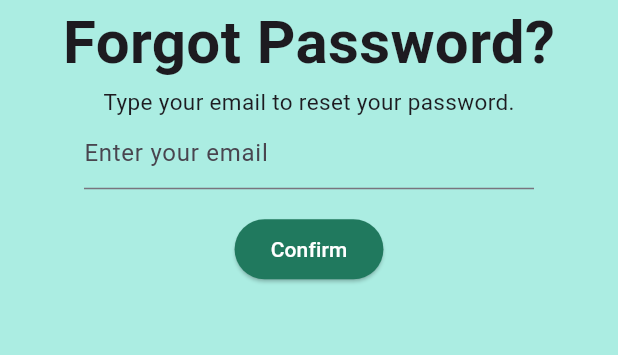
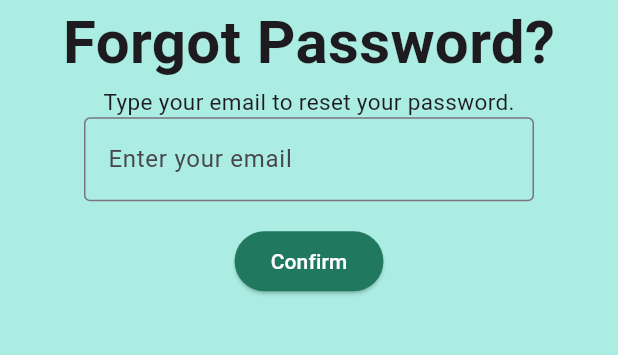
Before and after one commit to codebreaker64/Orbital, a Flutter app: the Dashboard screen opened by its route, after a tap on the "logout" icon, after a tap on "Forgot your password?", on a phone screen of 412 x 824 dp, the part 545-900 px from its top. Run offline on Flutter 3.47's test engine with Material 3 defaults, Android fonts, the phone set to English and light mode, and no system bars; our stand-ins replace audioplayers, carousel_slider, flutter_slidable, get, go_router, google_fonts and 3 more; missing offline and left inert: fluttermoji, news_api_flutter_package; accounts and stored records are empty.

Commit message:
Improver app user interface

```diff
--- a/orbital/lib/Journal/mood_tracker.dart
+++ b/orbital/lib/Journal/mood_tracker.dart
@@ -1,5 +1,4 @@
 import 'package:flutter/material.dart';
-import 'package:google_fonts/google_fonts.dart';
 
 class Moodtracker extends StatefulWidget {
   final TextEditingController controller;
@@ -135,7 +134,7 @@ class _MoodtrackerState extends State<Moodtracker> {
                   : 'Select your mood above',
               style: const TextStyle(fontSize: 18, fontStyle: FontStyle.italic),
             ),
-            SizedBox(height: 30),
+            const SizedBox(height: 30),
             Text(
               datetime == null
                   ? 'Nothing has been picked yet'
@@ -158,7 +157,7 @@ class _MoodtrackerState extends State<Moodtracker> {
                   });
                 }
               },
-              child: Text('Pick a date'),
+              child: const Text('Pick a date'),
             ),
             const Text(
               "Jot down your thoughts",
--- a/orbital/lib/Journal/moodtile.dart
+++ b/orbital/lib/Journal/moodtile.dart
@@ -84,8 +84,8 @@ class Moodtile extends StatelessWidget {
                   child: Column(
                       crossAxisAlignment: CrossAxisAlignment.center,
                       children: [
-                        Text("$date"),
-                        SizedBox(height: 10),
+                        Text(date.trim()),
+                        const SizedBox(height: 10),
                         Padding(
                             padding: const EdgeInsets.only(left: 20),
                             child: Text(
--- a/orbital/lib/meditation exercise/medex.dart
+++ b/orbital/lib/meditation exercise/medex.dart
@@ -2,7 +2,6 @@ import 'package:flutter/material.dart';
 import 'package:orbital/meditation%20exercise/respective%20pages/firstbreathing.dart';
 import 'package:orbital/meditation%20exercise/respective%20pages/secondbreathing.dart';
 import 'package:orbital/meditation%20exercise/respective%20pages/thirdbeathing.dart';
-import 'package:orbital/pages/dashboard.dart';
 
 class Medex extends StatelessWidget {
   const Medex({super.key});
--- a/orbital/lib/meditation exercise/respective pages/secondbreathing.dart
+++ b/orbital/lib/meditation exercise/respective pages/secondbreathing.dart
@@ -1,6 +1,5 @@
 import 'package:flutter/material.dart';
 import 'package:google_fonts/google_fonts.dart';
-import 'package:url_launcher/url_launcher.dart';
 
 class BreathingApp1 extends StatelessWidget {
   const BreathingApp1({super.key});
--- a/orbital/lib/meditation exercise/respective pages/thirdbeathing.dart
+++ b/orbital/lib/meditation exercise/respective pages/thirdbeathing.dart
@@ -1,7 +1,5 @@
 import 'package:flutter/material.dart';
-import 'package:flutter/widgets.dart';
 import 'package:google_fonts/google_fonts.dart';
-import 'package:url_launcher/url_launcher.dart';
 
 class BreathingApp3 extends StatelessWidget {
   const BreathingApp3({super.key});
--- a/orbital/lib/pages/dashboard.dart
+++ b/orbital/lib/pages/dashboard.dart
@@ -89,7 +89,7 @@ class _DashboardState extends State<Dashboard> {
                   ),
                 ),
                 Padding(
-                  padding: const EdgeInsets.only(top: 70.0, left: 15.0),
+                  padding: const EdgeInsets.only(top: 90.0, left: 15.0),
                   child: Text(
                     'Welcome back, $userName\nHow are you feeling today?',
                     style:
@@ -136,7 +136,10 @@ class _DashboardState extends State<Dashboard> {
                   } else if (snapshot.connectionState == ConnectionState.done) {
                     if (snapshot.hasData) {
                       return Container(
-                        color: const Color(0xFFFFFFFF),
+                        decoration: BoxDecoration(
+                          borderRadius: BorderRadius.circular(20.0),
+                          color: const Color(0xFFFFFFFF)
+                        ),
                         child: ListView.builder(
                           itemCount: snapshot.data!.length,
                           itemBuilder: (context, index) {
--- a/orbital/lib/pages/forgot_password.dart
+++ b/orbital/lib/pages/forgot_password.dart
@@ -39,14 +39,15 @@ class _ForgotPasswordState extends State<ForgotPassword> {
                 child: TextFormField(
                   controller: emailController,
                   decoration: const InputDecoration(
+                    border: OutlineInputBorder(),
                     hintText: 'Enter your email',
                   ),
                   validator: (String? value) {
                     if (value == null || value.isEmpty) {
                       return 'Please enter some text';
                     }
-                    else if (!RegExp(r"^[a-zA-Z0-9.a-zA-Z0-9.!#$%&'*+-/=?^_`{|}~]+@[a-zA-Z0-9]+\.[a-zA-Z]+").hasMatch(value)) {
-                      return 'Please enter a valid email address';
+                    else if (!RegExp(r"^[a-zA-Z0-9._%+-]+@(gmail\.com|outlook\.com)$").hasMatch(value)) {
+                      return 'Please enter your gmail/outlook email you have used for SignUp';
                     }
                     return null;
                   },
--- a/orbital/lib/pages/login.dart
+++ b/orbital/lib/pages/login.dart
@@ -72,13 +72,12 @@ class _LoginPageState extends State<LoginPage> {
                   ),
                 ),
               ),
-              Padding(
-                padding: const EdgeInsets.only(top: 20),
-                child: Image.asset(
-                  "images/peacepal_logo.jpeg",
-                  width: 150,
-                  height: 150,
-                ),
+
+              ClipOval(
+                  child: SizedBox.fromSize(
+                      size: const Size.fromRadius(80), // Image radius
+                      child: Image.asset('images/peacepal_logo.jpeg', fit: BoxFit.cover),
+                  ),
               ),
               const Padding(
                 padding: EdgeInsets.only(top: 0),
--- a/orbital/lib/pages/update_password.dart
+++ b/orbital/lib/pages/update_password.dart
@@ -35,6 +35,7 @@ class _UpdatePasswordState extends State<UpdatePassword> {
                 child: TextFormField(
                   controller: newController,
                   decoration: const InputDecoration(
+                    border: OutlineInputBorder(),
                     hintText: 'New Password',
                   ),
                   validator: (String? value) {
@@ -49,6 +50,7 @@ class _UpdatePasswordState extends State<UpdatePassword> {
                 width: 300,
                 child: TextFormField(
                   decoration: const InputDecoration(
+                    border: OutlineInputBorder(),
                     hintText: 'Confirm Password',
                   ),
                   validator: (String? value) {
```
Also changed, not shown: orbital/lib/pages/chatcontroller.dart (+10 -3 lines), orbital/lib/pages/companion.dart (+43 -2 lines), orbital/lib/pages/custom_avatar.dart (+9 -1 lines), orbital/lib/pages/signup.dart (+11 -8 lines), orbital/images/neil.jpg (added).
